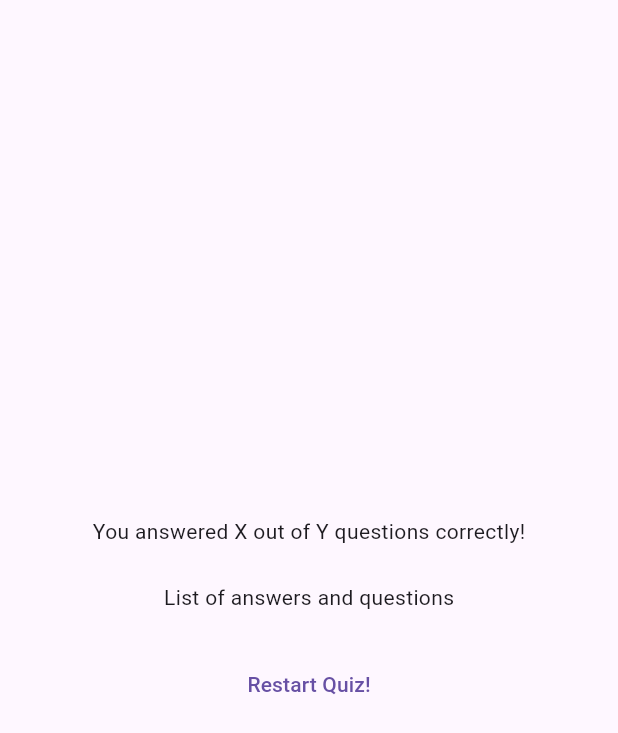
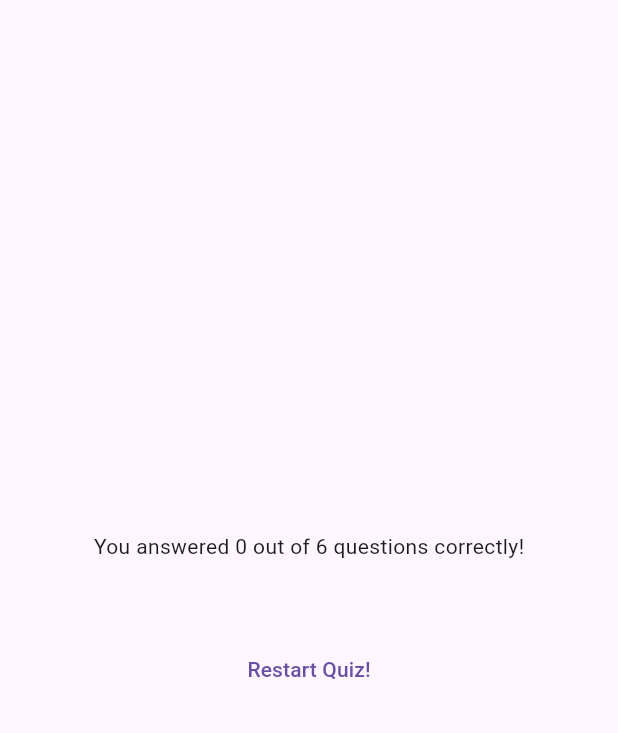
Before and after one commit to auri-gabriel/quiz_app, a Flutter app: the ResultsScreen widget shown alone on an empty page, opened directly with empty values, on a phone screen of 412 x 824 dp. Shown: the top 733 px of the screen. Run offline on Flutter 3.47's test engine with Material 3 defaults, Android fonts, the phone set to English and light mode, and no system bars; our stand-ins replace google_fonts.

Commit message:
Add QuestionsSummary widget and update ResultsScreen to display user answers and correct answers

```diff
--- a/lib/quiz.dart
+++ b/lib/quiz.dart
@@ -28,7 +28,6 @@ class _QuizState extends State<Quiz> {
 
     if (selectedAnswers.length == questions.length) {
       setState(() {
-        selectedAnswers = [];
         activeScreen = 'results-screen';
       });
     }
--- a/lib/results_screen.dart
+++ b/lib/results_screen.dart
@@ -1,5 +1,6 @@
 import 'package:flutter/material.dart';
 import 'package:quiz_app/data/questions.dart';
+import 'package:quiz_app/questions_summary.dart';
 
 class ResultsScreen extends StatelessWidget {
   const ResultsScreen({super.key, required this.chosenAnswers});
@@ -22,6 +23,13 @@ class ResultsScreen extends StatelessWidget {
 
   @override
   Widget build(BuildContext context) {
+    final summaryData = getSummaryData();
+    final numTotalQuestions = questions.length;
+    final numCorrectQuestions =
+        summaryData.where((data) {
+          return data['user_answer'] == data['correct_answer'];
+        }).length;
+
     return SizedBox(
       width: double.infinity,
       child: Container(
@@ -29,9 +37,11 @@ class ResultsScreen extends StatelessWidget {
         child: Column(
           mainAxisAlignment: MainAxisAlignment.center,
           children: [
-            const Text('You answered X out of Y questions correctly!'),
+            Text(
+              'You answered $numCorrectQuestions out of $numTotalQuestions questions correctly!',
+            ),
             const SizedBox(height: 24),
-            const Text('List of answers and questions'),
+            QuestionsSummary(summaryData: summaryData),
             const SizedBox(height: 24),
             TextButton(onPressed: () {}, child: Text('Restart Quiz!')),
           ],
```
Also changed, not shown: lib/questions_summary.dart (added, +31 -0 lines).
